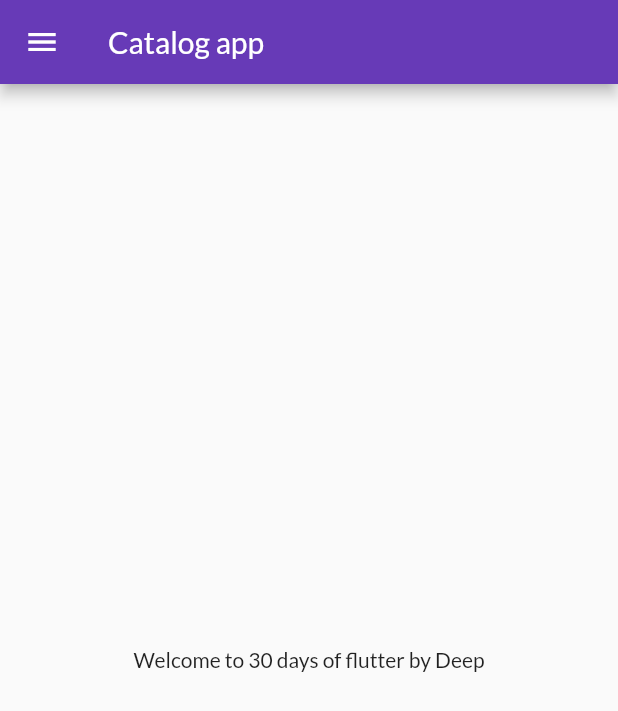
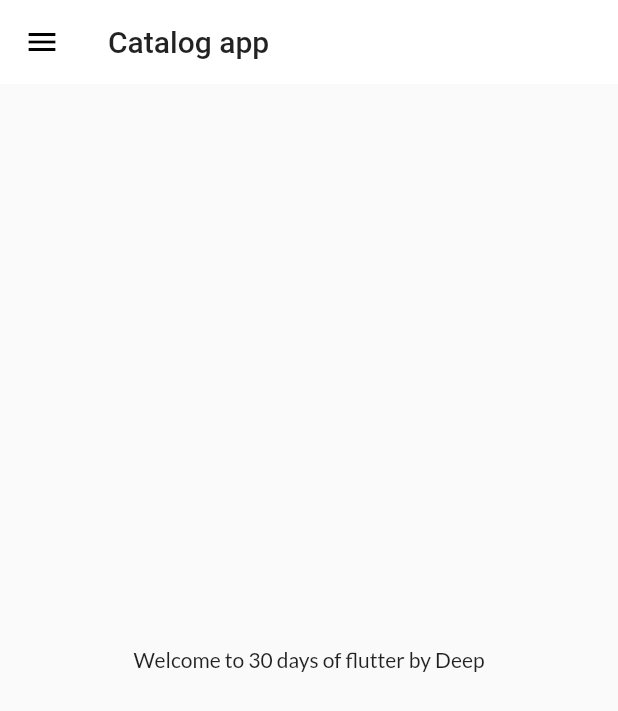
Before and after one commit to deep846/30_Days_of_Flutter, a Flutter app: the screen it shows after launch, on a phone screen of 412 x 824 dp. Shown: the top 711 px of the screen. Run offline on Flutter 3.47's test engine with Material 2 defaults, Android fonts, the phone set to English and light mode, and no system bars; our stand-ins replace google_fonts.

Commit message:
theme update

```diff
--- a/lib/main.dart
+++ b/lib/main.dart
@@ -1,8 +1,8 @@
 import 'package:flutter/material.dart';
-import 'package:google_fonts/google_fonts.dart';
 import 'package:my_first_app/pages/homepage.dart';
 import 'package:my_first_app/pages/login_page.dart';
 import 'package:my_first_app/utils/routes.dart';
+import 'package:my_first_app/widgets/themes.dart';
 
 void main() {
   runApp(MyApp());
@@ -16,14 +16,8 @@ class MyApp extends StatelessWidget {
       //home: HomePage(),
       debugShowCheckedModeBanner: false,
       themeMode: ThemeMode.light,
-      theme: ThemeData(
-        primarySwatch: Colors.deepPurple,
-        fontFamily: GoogleFonts.lato().fontFamily,
-      ),
-      darkTheme: ThemeData(
-        //primarySwatch: Colors.blue,
-        brightness: Brightness.dark,
-      ),
+      theme: MyTheme.lightTheme(context),
+      darkTheme: MyTheme.darkTheme(context),
       initialRoute: MyRoutes.homeRoute,
       routes: {
         "/": (context) => LoginPage(),
--- a/lib/pages/homepage.dart
+++ b/lib/pages/homepage.dart
@@ -1,5 +1,6 @@
 import 'package:flutter/material.dart';
 import 'package:my_first_app/widgets/drawer.dart';
+
 class HomePage extends StatelessWidget {
   final int days = 30;
   final String name = "Deep";
--- a/lib/widgets/drawer.dart
+++ b/lib/widgets/drawer.dart
@@ -8,6 +8,7 @@ class MyDrawer extends StatelessWidget {
     final imageurl =
         "https://avatars.githubusercontent.com/u/45318452?s=400&u=40dd3779b8fe17fa32fd37da70eb4926f53715cd&v=4";
     return Drawer(
+
       child: Container(
         color: Colors.deepPurple,
         child: ListView(
--- /dev/null
+++ b/lib/widgets/themes.dart
@@ -0,0 +1,20 @@
+import 'package:flutter/material.dart';
+import 'package:google_fonts/google_fonts.dart';
+
+class MyTheme {
+  static ThemeData lightTheme(BuildContext context) => ThemeData(
+        primarySwatch: Colors.deepPurple,
+        fontFamily: GoogleFonts.lato().fontFamily,
+        appBarTheme: AppBarTheme(
+          color: Colors.white,
+          elevation: 0,
+          iconTheme: IconThemeData(
+            color: Colors.black,
+          ),
+          textTheme: Theme.of(context).textTheme,
+        ),
+      );
+  static ThemeData darkTheme(BuildContext context) => ThemeData(
+        brightness: Brightness.dark,
+      );
+}
```
Also changed, not shown: pubspec.lock. Lines whose indentation alone changed are shown as unchanged.
